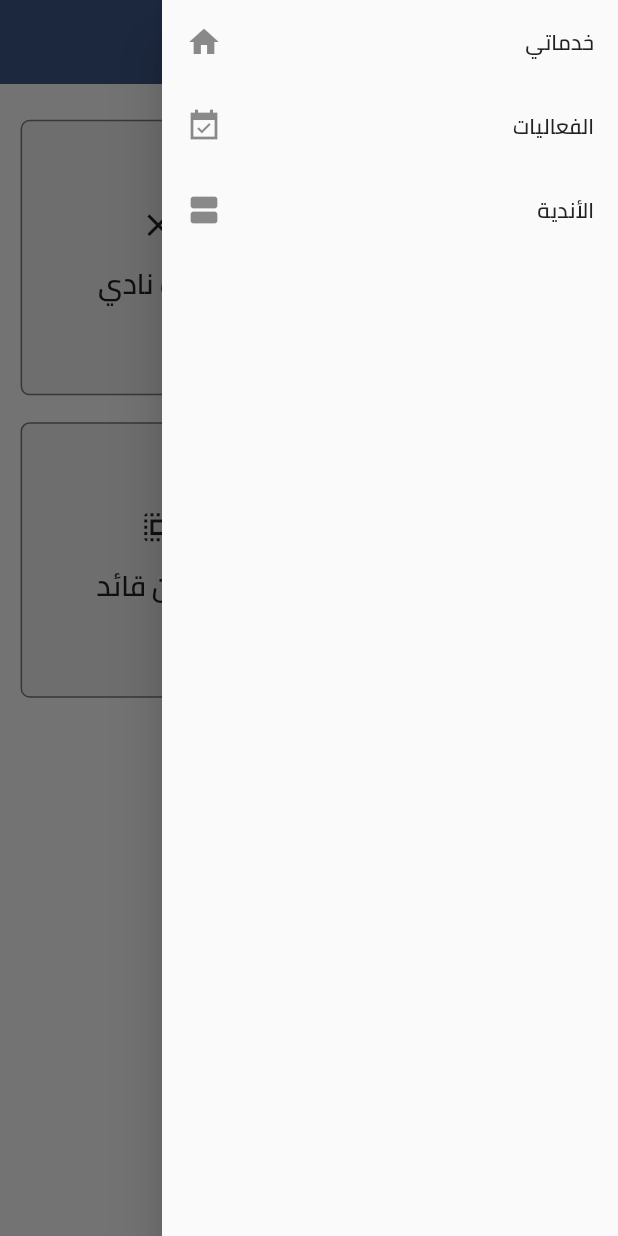
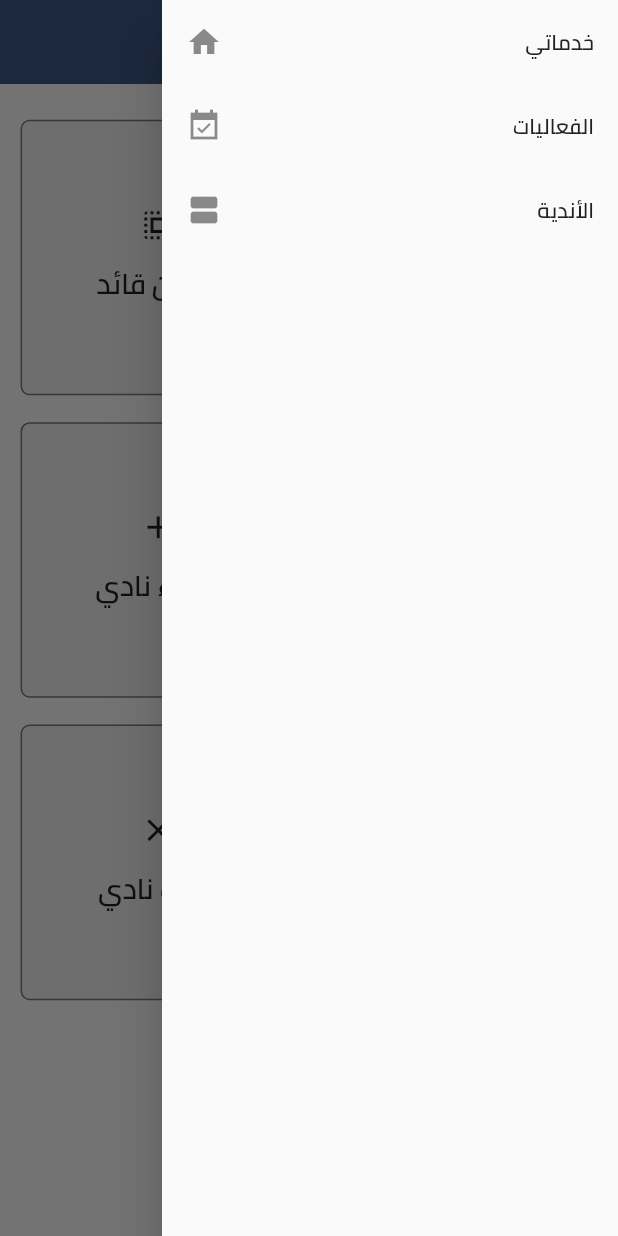
Before and after one commit to mohamedhashim73/Bader-Dashboard, a Flutter app: the DashboardScreen screen opened by its route, with the side drawer open, on a phone screen of 412 x 824 dp. Run offline on Flutter 3.47's test engine with Material 2 defaults, Android fonts, the light colour scheme and no system bars; our stand-ins replace bloc, cloud_firestore, firebase_auth, firebase_core, flutter_bloc, flutter_screenutil and 3 more; accounts and stored records are empty.

Commit message:
code_updated

```diff
--- a/lib/Admin/model/user_model.dart
+++ b/lib/Admin/model/user_model.dart
@@ -8,6 +8,10 @@ class UserModel {
   String? college;
   int? phone;
   bool? isALeader;
+  String? idForClubLead;
+  String? membershipStartDate;
+  int? volunteerHoursNumber;
+  String? committeeName;
 
   UserModel.fromJson({required Map<String,dynamic> json}){
     name = json['name'];
@@ -19,5 +23,9 @@ class UserModel {
     college = json['college'];
     phone = json['phone'];
     isALeader = json['isALeader'];
+    idForClubLead = json['idForClubLead'];
+    membershipStartDate = json['membershipStartDate'];
+    committeeName = json['committeeName'];
+    volunteerHoursNumber = json['volunteerHoursNumber'];
   }
 }
--- a/lib/Admin/repositories/dashboard_repo.dart
+++ b/lib/Admin/repositories/dashboard_repo.dart
@@ -24,7 +24,7 @@ class DashboardRepository{
   Future<void> createClub({required String name,required String college}) async {
     int lastIdForClubCreated = await getIdForLastClubCreated();
     lastIdForClubCreated++;  // lastIdForClubCreated = lastIdForClubCreated + 1 ;
-    ClubModel model = ClubModel(description:"",name: name,id: lastIdForClubCreated, image: "", college: college, leaderEmail: "", leaderID: "", committees: [], contactAccounts: "", leaderName: "", memberNum: 0);
+    ClubModel model = ClubModel(name: name,id: lastIdForClubCreated, college: college);
     await FirebaseFirestore.instance.collection(Constants.kClubsCollectionName).doc(lastIdForClubCreated.toString()).set(model.toJson());
   }
 
@@ -67,7 +67,7 @@ class DashboardRepository{
     // TODO: Update LeaderInfo on FireStore | isLeader = true as he became a Leader
     await FirebaseFirestore.instance.collection(Constants.kUsersCollectionName).doc(leaderID).update({
       'isALeader' : true,
-      'clubIDThatHeLead' : clubID,
+      'idForClubLead' : clubID,
     });
   }
 
--- a/lib/Admin/view/widgets/drawer_item.dart
+++ b/lib/Admin/view/widgets/drawer_item.dart
@@ -1,6 +1,9 @@
 import 'package:badir_app/Admin/view_model/auth_view_model/auth_cubit.dart';
+import 'package:badir_app/Admin/view_model/auth_view_model/auth_states.dart';
 import 'package:flutter/material.dart';
+import 'package:flutter_bloc/flutter_bloc.dart';
 import '../../../shared/components/colors.dart';
+import '../../view_model/home_view_model/dashboard_cubit.dart';
 
 class DrawerItem extends StatelessWidget{
   List<Map<String,dynamic>> drawerData = [
@@ -25,8 +28,12 @@ class DrawerItem extends StatelessWidget{
   @override
   Widget build(BuildContext context){
     AuthCubit cubit = AuthCubit.getInstance(context);
+    if( cubit.adminModel == null ) cubit.getAdminInfo();
     return Drawer(
-        child: Column(
+        child: BlocBuilder<AuthCubit,AuthStates>(
+          buildWhen: (pastState,currentState) => currentState is GetAdminDataSuccessState,
+          builder: (context,state) {
+            return Column(
               mainAxisSize: MainAxisSize.min,
               crossAxisAlignment: CrossAxisAlignment.start,
               children:
@@ -58,6 +65,8 @@ class DrawerItem extends StatelessWidget{
                   ),
                 )
               ],
+            );
+          }
         )
     );
   }
--- a/lib/Admin/view_model/home_view_model/dashboard_cubit.dart
+++ b/lib/Admin/view_model/home_view_model/dashboard_cubit.dart
@@ -55,12 +55,12 @@ class DashBoardCubit extends Cubit<DashBoardStates>{
 
   List<CategoryModel> adminCategories =
   [
+    CategoryModel(title: "الأندية", iconData: Icons.slideshow_sharp,routeName: "view_Clubs"),
+    CategoryModel(title: "تعيين قائد", iconData: Icons.select_all,routeName: "assign_Club_Leader"),
+    CategoryModel(title: "عرض التقارير", iconData: Icons.display_settings,routeName: "view_Reports"),
     CategoryModel(title: "انشاء نادي", iconData: Icons.add,routeName: "create_Club"),
+    CategoryModel(title: "مراجعة التقارير", iconData: Icons.preview,routeName: "review_Reports"),
     CategoryModel(title: "حذف نادي", iconData: Icons.clear,routeName: "delete_Club"),
-    // CategoryModel(title: "الأندية", iconData: Icons.slideshow_sharp,routeName: "view_Clubs"),
-    CategoryModel(title: "عرض التقارير", iconData: Icons.display_settings,routeName: "view_Reports"),
-    CategoryModel(title: "تعيين قائد", iconData: Icons.select_all,routeName: "assign_Club_Leader"),
-    CategoryModel(title: "مراجعة التقارير", iconData: Icons.preview,routeName: "review_Reports"),
   ];
 
   // TODO: Get ALl Users to choose between them on select Leader ( Related to : Assign Leader to Club Screen )
@@ -99,7 +99,7 @@ class DashBoardCubit extends Cubit<DashBoardStates>{
     clubsWithoutLeaderData.clear();
     for( int count = 0 ; count < clubs.length ; count++ )
     {
-      if( clubs[count].leaderID!.isEmpty )
+      if( clubs[count].leaderID == null )
         {
           clubsWithoutLeaderData.add(clubs[count]);
         }
```
Also changed, not shown: lib/Admin/model/club_model.dart (+28 -11 lines), lib/Admin/view/screens/view_club_details.dart (+6 -6 lines). Lines whose indentation alone changed are shown as unchanged.
